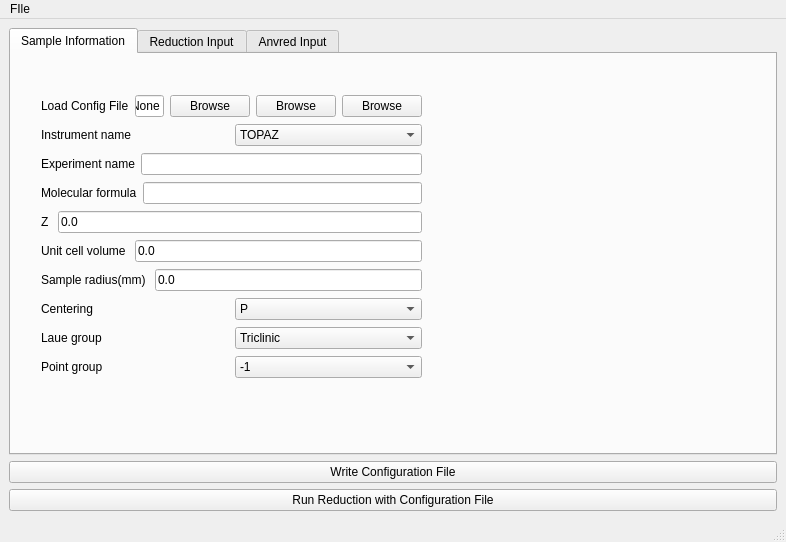
First picture: the form in design.ui, repository mantidproject/SCDReductionGUI, before the edit.
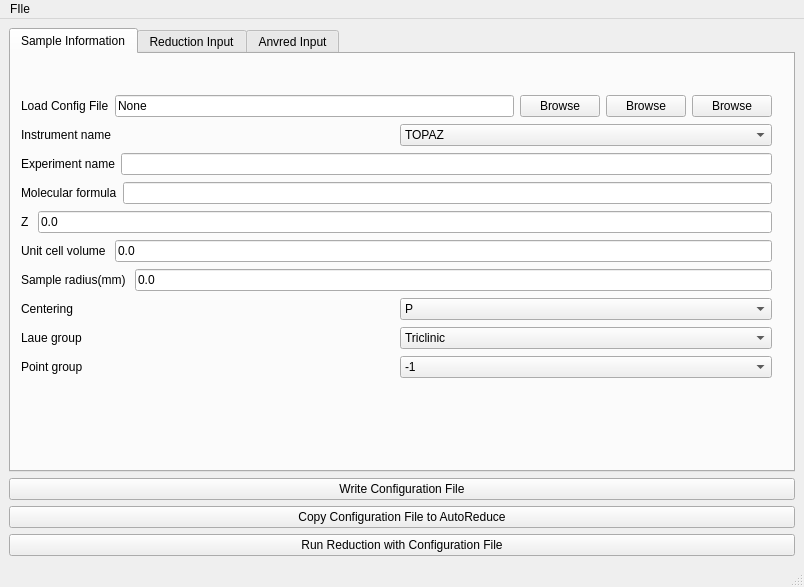
Second picture: the form after the edit.

Commit message: Refs #master leave run numbers in entered format

```diff
--- a/design.ui
+++ b/design.ui
@@ -6,16 +6,16 @@
    <rect>
     <x>0</x>
     <y>0</y>
-    <width>786</width>
-    <height>542</height>
+    <width>804</width>
+    <height>587</height>
    </rect>
   </property>
   <property name="windowTitle">
    <string>MainWindow</string>
   </property>
   <widget class="QWidget" name="centralwidget">
-   <layout class="QVBoxLayout" name="verticalLayout_2">
-    <item>
+   <layout class="QGridLayout" name="gridLayout">
+    <item row="0" column="0">
      <layout class="QVBoxLayout" name="verticalLayout">
       <item>
        <widget class="QTabWidget" name="tabWidget">
@@ -35,9 +35,9 @@
          <widget class="QWidget" name="layoutWidget">
           <property name="geometry">
            <rect>
-            <x>30</x>
+            <x>10</x>
             <y>40</y>
-            <width>381</width>
+            <width>751</width>
             <height>290</height>
            </rect>
           </property>
@@ -2813,7 +2813,14 @@
       </item>
      </layout>
     </item>
-    <item>
+    <item row="1" column="0">
+     <widget class="QPushButton" name="PushButton_auto">
+      <property name="text">
+       <string>Copy Configuration File to AutoReduce</string>
+      </property>
+     </widget>
+    </item>
+    <item row="2" column="0">
      <widget class="QPushButton" name="PushButton_run">
       <property name="text">
        <string>Run Reduction with Configuration File</string>
@@ -2827,7 +2834,7 @@
     <rect>
      <x>0</x>
      <y>0</y>
-     <width>786</width>
+     <width>804</width>
      <height>20</height>
     </rect>
    </property>
```
Left out of the diff: 11 changed lines with no effect on the pictures. The commit also changes 2 other files.
